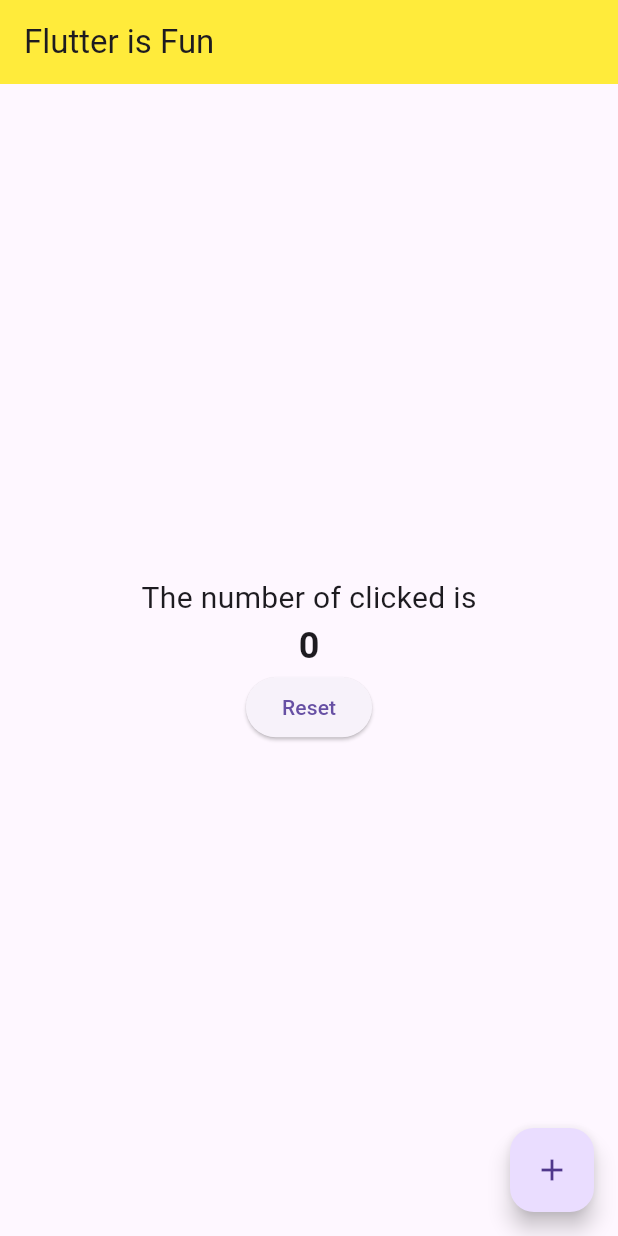
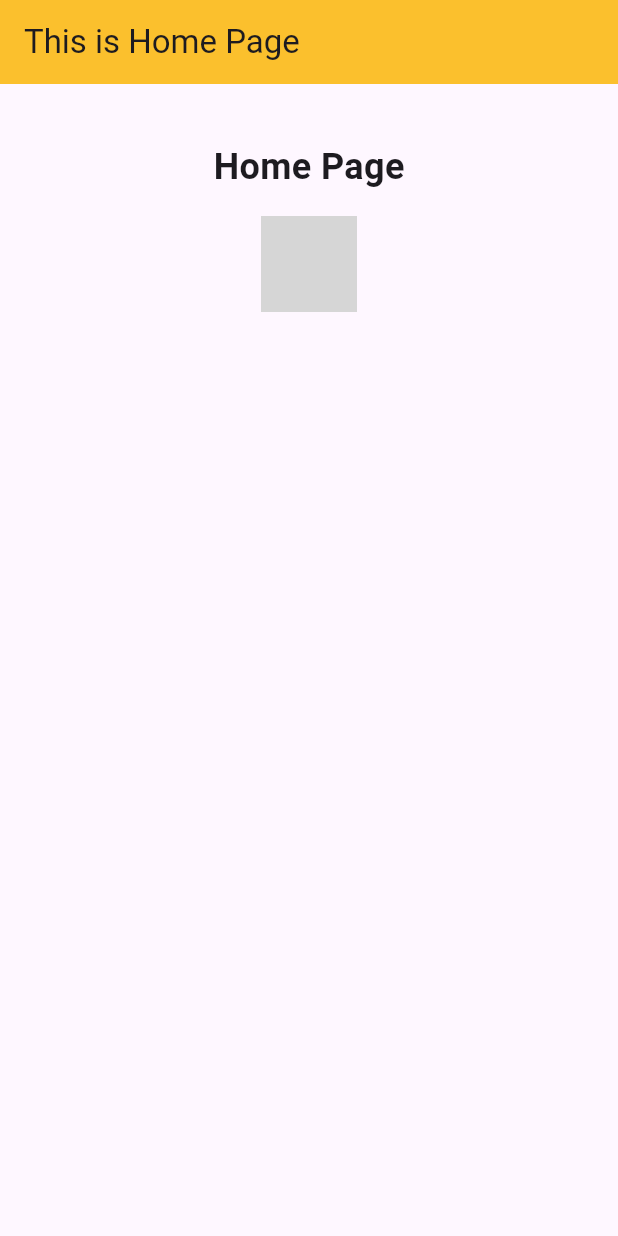
Before and after one commit to alifma/LearnFlutter, a Flutter app: the screen it shows after launch, on a phone screen of 412 x 824 dp. Run offline on Flutter 3.47's test engine with Material 3 defaults, Android fonts, the phone set to English and light mode, and no system bars; network calls fail; grey boxes are pictures that could not be loaded.

Commit message:
feat: implement hero page load animate.

```diff
--- a/lib/main.dart
+++ b/lib/main.dart
@@ -1,63 +1,93 @@
 import 'dart:math';
+import 'package:flutter/material.dart';
 
-import 'package:flutter/material.dart';
-import 'package:flutter/rendering.dart';
-
-// The main flutter function thaa will be executed
 void main() {
   runApp(const MyApp());
 }
 
-class MyApp extends StatefulWidget {
+class MyApp extends StatelessWidget {
   const MyApp({Key? key}) : super(key: key);
-
-  @override
-  State<MyApp> createState() => _MyAppState();
-}
-
-class _MyAppState extends State<MyApp> {
-  int count = 0;
 
   @override
   Widget build(BuildContext context) {
     return MaterialApp(
-      home: Scaffold(
-        appBar: AppBar(
-          title: const Text("Flutter is Fun"),
-          backgroundColor: Colors.yellow,
-        ),
-        body: Center(
+      home: const HomePage(),
+    );
+  }
+}
+
+class HomePage extends StatelessWidget {
+  const HomePage({Key? key}) : super(key: key);
+
+  @override
+  Widget build(BuildContext context) {
+    String url =
+        "https://lh3.googleusercontent.com/d/1dnNZAyGZ0xJxyV1s1ODF93K0dy-EV4VY";
+
+    return Scaffold(
+      appBar: AppBar(
+        title: const Text("This is Home Page"),
+        backgroundColor: Colors.yellow.shade700,
+      ),
+      body: Center(
+        child: Container(
+          padding: const EdgeInsets.all(30),
           child: Column(
-            mainAxisAlignment: MainAxisAlignment.center,
             children: [
-              Text(
-                "The number of clicked is",
-                style: TextStyle(fontSize: 20),
+              Padding(
+                padding: const EdgeInsets.all(8.0),
+                child: Text(
+                  "Home Page",
+                  style: const TextStyle(
+                      fontSize: 24, fontWeight: FontWeight.w600),
+                ),
               ),
-              Text(
-                "$count",
-                style: TextStyle(fontWeight: FontWeight.w600, fontSize: 24),
+              IconButton(
+                icon: Hero(
+                  tag: url,
+                  child: Image.network(
+                    url,
+                    width: 64,
+                    height: 64,
+                  ),
+                ),
+                onPressed: () {
+                  Navigator.push(
+                    context,
+                    MaterialPageRoute(builder: (_) => DetailsPage(url: url)),
+                  );
+                },
               ),
-              ElevatedButton(
-                  onPressed: () {
-                    setState(() {
-                      count = 0;
-                    });
-                  },
-                  child: Text("Reset"))
             ],
           ),
         ),
-        floatingActionButton: FloatingActionButton(
-          onPressed: () {
-            setState(() {
-              count++;
-            });
-          },
-          child: Icon(Icons.add),
-        ),
-        // Center is like A container but it sis specified for centering things
       ),
     );
   }
 }
+
+class DetailsPage extends StatelessWidget {
+  final String url;
+
+  const DetailsPage({Key? key, required this.url}) : super(key: key);
+
+  @override
+  Widget build(BuildContext context) {
+    return Scaffold(
+      appBar: AppBar(
+        title: const Text("This is Details Page"),
+        backgroundColor: Colors.cyan.shade300,
+      ),
+      body: Center(
+        child: Hero(
+          tag: url,
+          child: Image.network(
+            url,
+            width: 128,
+            height: 128,
+          ),
+        ),
+      ),
+    );
+  }
+}
```
